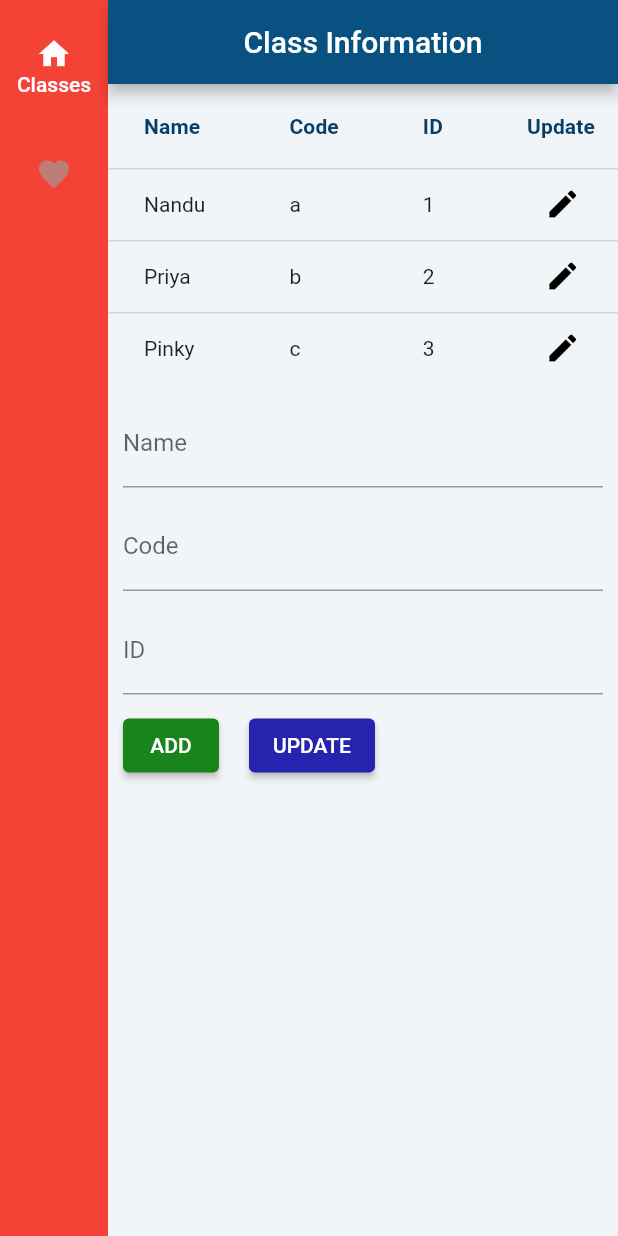
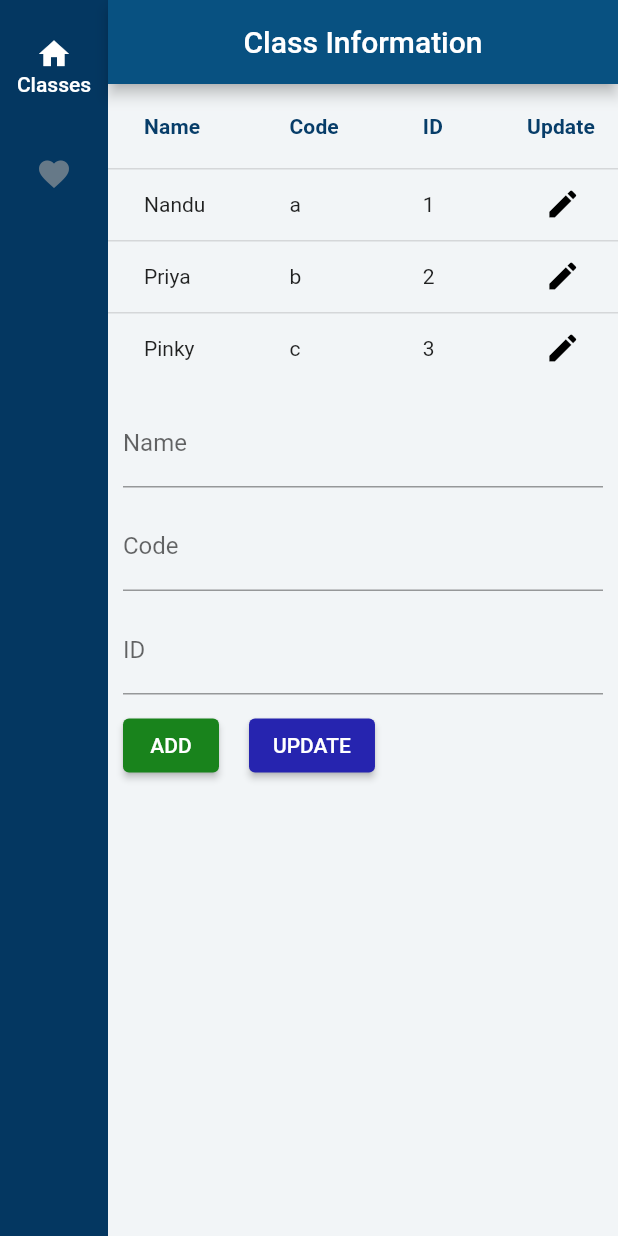
Before and after one commit to Kirla-moni/flutter_master_data, a Flutter app: the screen it shows after launch, on a phone screen of 412 x 824 dp. Run offline on Flutter 3.47's test engine with Material 2 defaults, Android fonts, the phone set to English and light mode, and no system bars.

Commit message:
nandu chnage 12:55

```diff
--- a/lib/common/nav.dart
+++ b/lib/common/nav.dart
@@ -24,7 +24,7 @@ class _HomeWidgetState extends State<HomeWidget> {
         body: Row(
       children: [
         NavigationRail(
-     backgroundColor: Colors.red,
+     backgroundColor: Color.fromARGB(255, 4, 55, 97),
           onDestinationSelected: (index) {
             setState(() {
               _selectedIndex = index;
```
